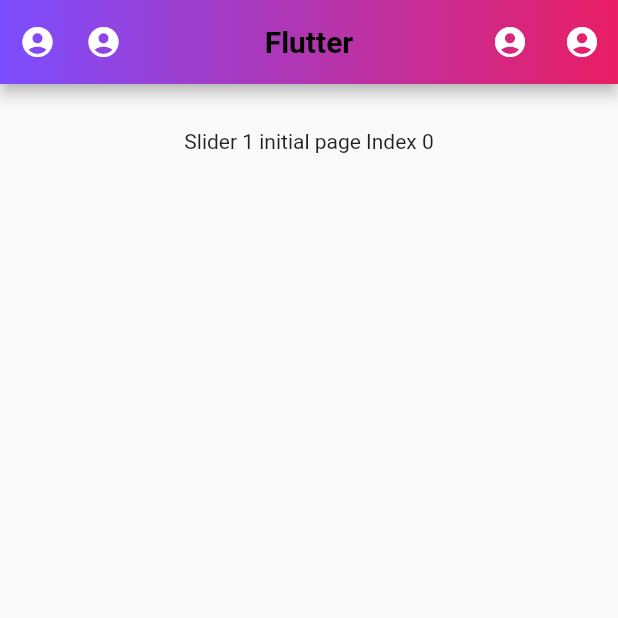
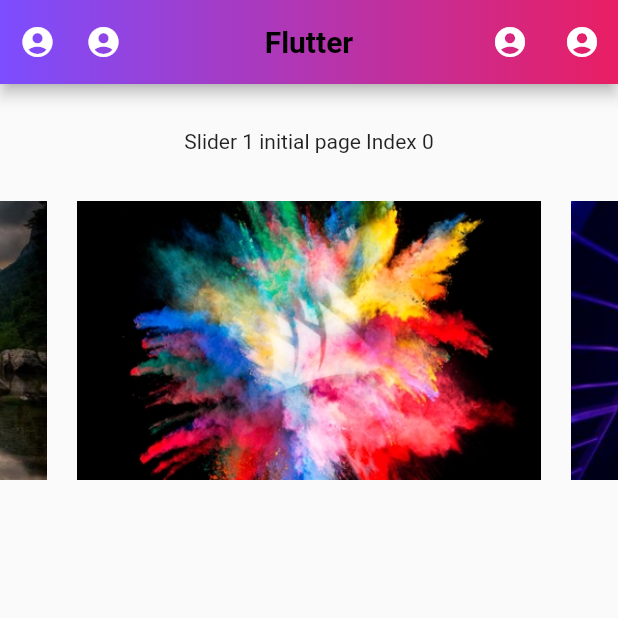
Before and after one commit to HowkMii/flutter-ui, a Flutter app: the screen it shows after launch, on a phone screen of 412 x 824 dp, the top half of it. Run offline on Flutter 3.47's test engine with Material 2 defaults, Android fonts, the phone set to English and light mode, and no system bars; drawn by our look-alikes of carousel_slider; our stand-ins replace flushbar; missing offline and left inert: dart:ffi.

Commit message:
CarouselSlider

```diff
--- a/lib/main.dart
+++ b/lib/main.dart
@@ -82,8 +82,14 @@ class _MyHomePageState extends State<MyHomePage> {
           Text("Slider 1 initial page Index 0\n\n",textAlign: TextAlign.center,),
           CarouselSlider(
             //1st methode
-            options: CarouselOptions(),
-            items: [],
+            options: CarouselOptions(height: 186,initialPage:0 ),
+            items: imgList.map((imageUrl) {
+              return Container(
+                width: double.infinity,
+                margin: EdgeInsets.symmetric(horizontal: 10),
+                child:Image.asset(imageUrl,fit: BoxFit.fill,) ,
+              );
+            }).toList(),
           ),
         ],
       ),
```
